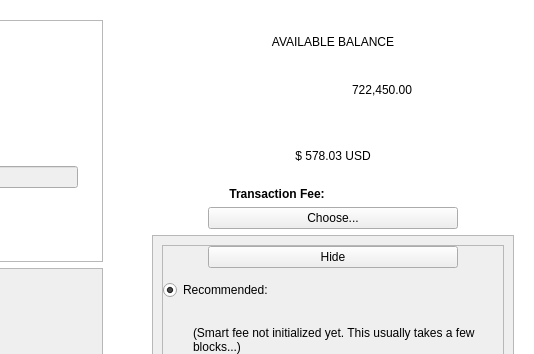
Above: src/qt/forms/sendcoinsdialog.ui from PACCommunity/PAC before the change; both pictures show x 729 to 1263 and y 0 to 354 of the 1263 by 765 pixel window. Below: the same form after it.
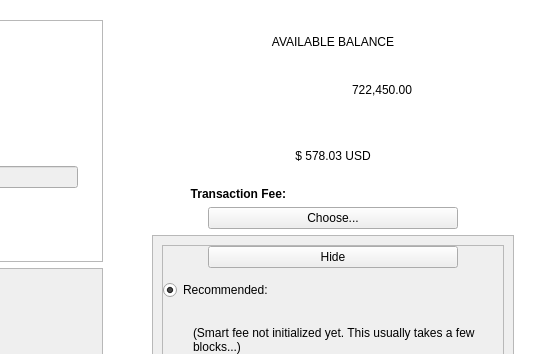
That is the form after the change. Custom widgets are drawn as their Qt base class.

Commit message: Spinbox arrows layout, controls colors.

Diff of the .ui file:
```diff
--- a/src/qt/forms/sendcoinsdialog.ui
+++ b/src/qt/forms/sendcoinsdialog.ui
@@ -1127,7 +1127,7 @@
                <string>Transaction Fee: </string>
               </property>
               <property name="alignment">
-               <set>Qt::AlignRight|Qt::AlignTrailing|Qt::AlignVCenter</set>
+               <set>Qt::AlignCenter</set>
               </property>
              </widget>
             </item>
```
Left out of the diff: 4 changed lines with no effect on the pictures. The commit also changes 1 other file.
